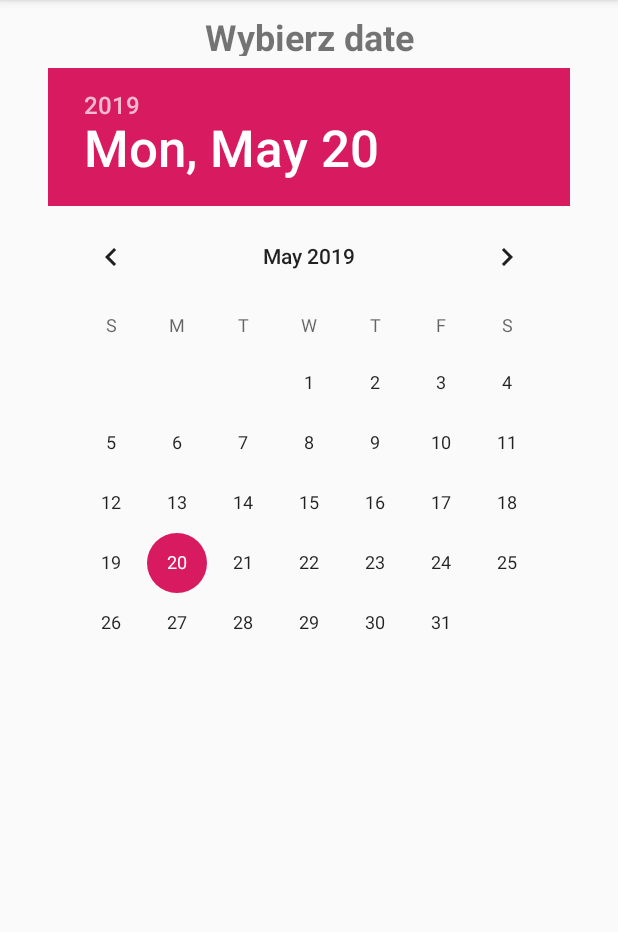
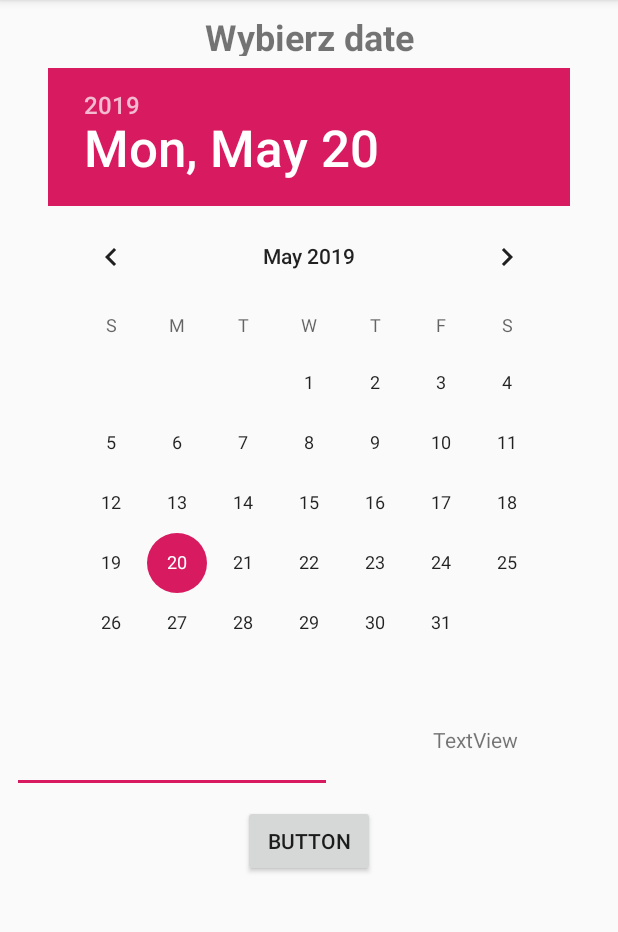
Before and after one commit to corebootgit/Waluty, an Android app: the screen it shows after launch (MainActivity), on a phone screen of 412 x 824 dp, the part 84-1016 px from its top. Run offline under Robolectric (Android 15) with nearby library versions, the phone set to English and light mode, and no system bars; network calls fail.

Commit message:
add convert usd to pln

```diff
--- a/app/src/main/res/layout/activity_main.xml
+++ b/app/src/main/res/layout/activity_main.xml
@@ -24,5 +24,27 @@
             android:layout_marginEnd="8dp" app:layout_constraintStart_toStartOf="parent"
             android:layout_marginStart="8dp" android:layout_marginTop="8dp"
             app:layout_constraintTop_toBottomOf="@+id/kursView"/>
+    <EditText
+            android:layout_width="wrap_content"
+            android:layout_height="wrap_content"
+            android:inputType="numberDecimal|numberSigned"
+            android:ems="10"
+            android:id="@+id/valInput" android:layout_marginTop="8dp"
+            app:layout_constraintTop_toBottomOf="@+id/calendarView" android:layout_marginStart="8dp"
+            app:layout_constraintStart_toStartOf="parent"/>
+    <TextView
+            android:text="TextView"
+            android:layout_width="wrap_content"
+            android:layout_height="wrap_content"
+            android:id="@+id/resTextview" android:layout_marginTop="8dp"
+            app:layout_constraintTop_toBottomOf="@+id/calendarView" app:layout_constraintStart_toEndOf="@+id/valInput"
+            android:layout_marginStart="8dp" app:layout_constraintEnd_toEndOf="parent" android:layout_marginEnd="8dp"/>
+    <Button
+            android:text="Button"
+            android:layout_width="wrap_content"
+            android:layout_height="wrap_content"
+            android:id="@+id/calcButton" android:layout_marginTop="8dp"
+            app:layout_constraintTop_toBottomOf="@+id/valInput" app:layout_constraintStart_toStartOf="parent"
+            android:layout_marginStart="8dp" app:layout_constraintEnd_toEndOf="parent" android:layout_marginEnd="8dp"/>
 
 </android.support.constraint.ConstraintLayout>
```
Also changed, not shown: app/src/main/java/com/example/waluty/MainActivity.kt (+15 -1 lines).
